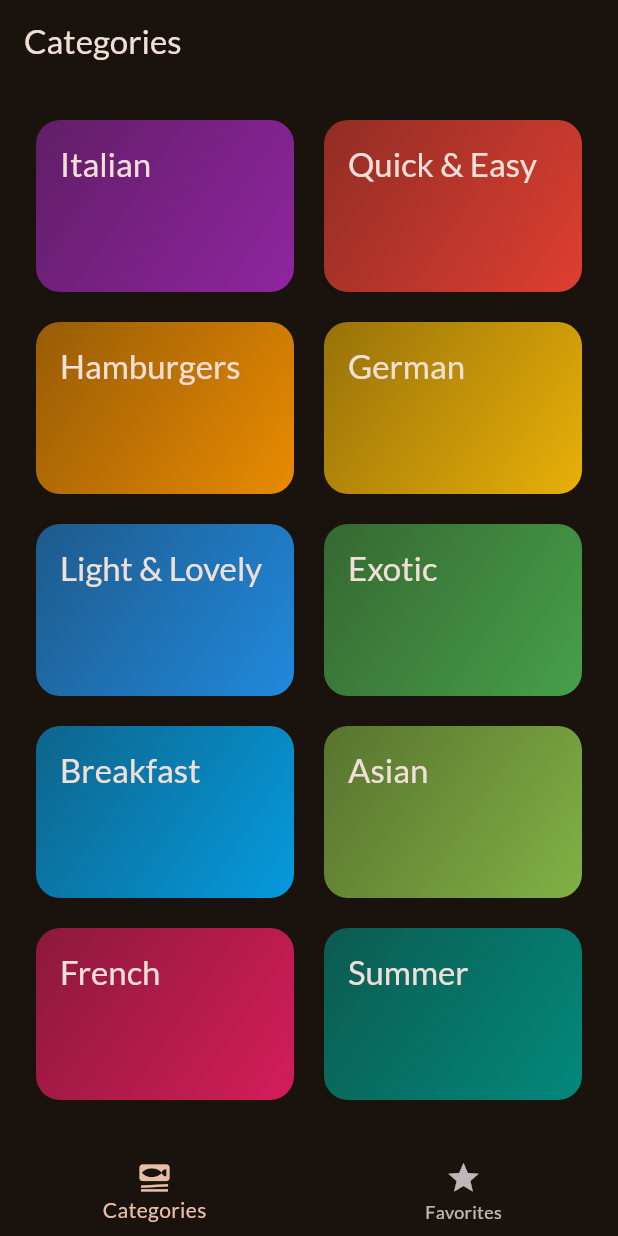
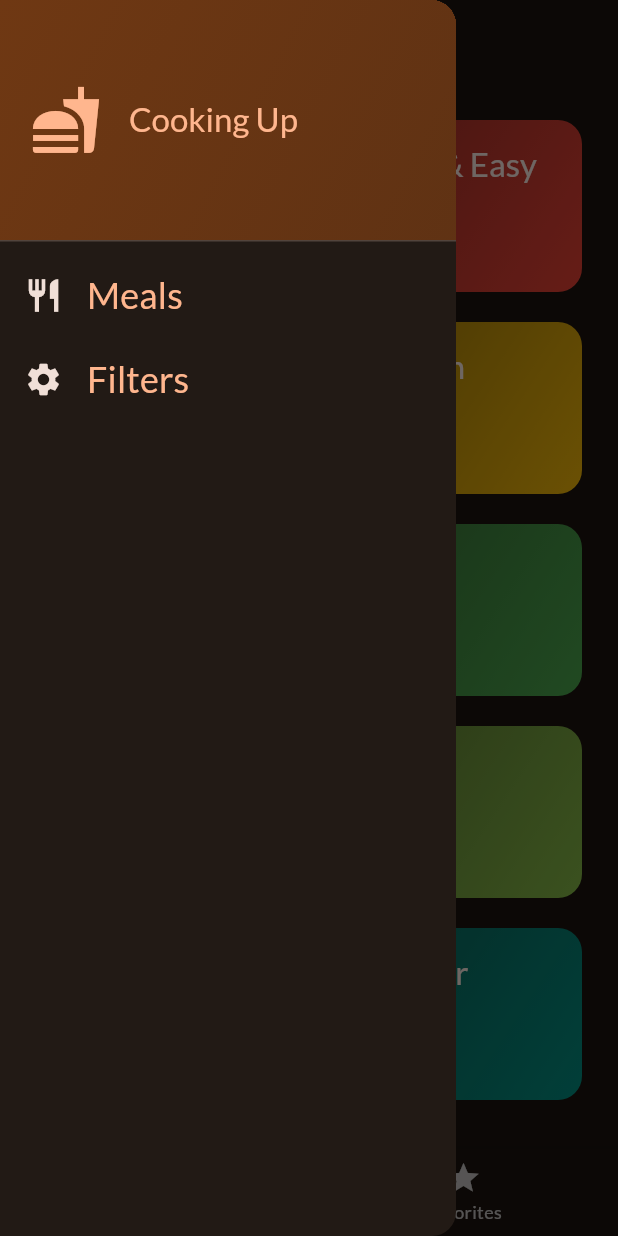
Before and after one commit to KenRamandha/meals_apps, a Flutter app: the screen it shows after launch, with the side drawer open (before the commit the screen has no drawer), on a phone screen of 412 x 824 dp. Run offline on Flutter 3.47's test engine with Material 2 defaults, Android fonts, the phone set to English and light mode, and no system bars; our stand-ins replace google_fonts, transparent_image.

Commit message:
navigating & multi-screen

```diff
--- a/lib/screen/categories.dart
+++ b/lib/screen/categories.dart
@@ -9,12 +9,14 @@ class CategoriesScreen extends StatelessWidget {
   const CategoriesScreen({
     super.key,
     required this.onToggleFavorite,
+    required this.availableMelas,
   });
 
   final void Function(Meal meal) onToggleFavorite;
+  final List<Meal> availableMelas;
 
   void _selectedCategory(BuildContext context, Categories category) {
-    final filteredMeals = dummyMeals
+    final filteredMeals = availableMelas
         .where((meal) => meal.categories.contains(category.id))
         .toList();
 
--- a/lib/screen/tabs.dart
+++ b/lib/screen/tabs.dart
@@ -1,7 +1,17 @@
 import 'package:flutter/material.dart';
+import 'package:meals_apps/data/dumy_data.dart';
 import 'package:meals_apps/models/meal.dart';
 import 'package:meals_apps/screen/categories.dart';
+import 'package:meals_apps/screen/filters.dart';
 import 'package:meals_apps/screen/meals.dart';
+import 'package:meals_apps/widgates/main_drawer.dart';
+
+const kInitialFilters = {
+  Filter.glutenFree: false,
+  Filter.lactoseFree: false,
+  Filter.vegetarian: false,
+  Filter.vegan: false,
+};
 
 class TabsScreen extends StatefulWidget {
   const TabsScreen({super.key});
@@ -15,13 +25,29 @@ class TabsScreen extends StatefulWidget {
 class _TabScreenState extends State<TabsScreen> {
   int _selectedPageIndex = 0;
   final List<Meal> _favoriteMeals = [];
+  Map<Filter, bool> _selectedFilter = kInitialFilters;
+
+  void _showInfoMassage(String massage) {
+    ScaffoldMessenger.of(context).clearSnackBars();
+    ScaffoldMessenger.of(context).showSnackBar(
+      SnackBar(
+        content: Text(massage),
+      ),
+    );
+  }
 
   void _toggleMealFavoriteStatus(Meal meal) {
     final isExisting = _favoriteMeals.contains(meal);
     if (isExisting) {
-      _favoriteMeals.remove(meal);
+      setState(() {
+        _favoriteMeals.remove(meal);
+      });
+      _showInfoMassage('Meal is no longer a favorite');
     } else {
-      _favoriteMeals.add(meal);
+      setState(() {
+        _favoriteMeals.add(meal);
+      });
+      _showInfoMassage('Marked as favorite');
     }
   }
 
@@ -31,16 +57,50 @@ class _TabScreenState extends State<TabsScreen> {
     });
   }
 
+  void _setScreen(String identifier) async {
+    Navigator.of(context).pop();
+    if (identifier == 'filters') {
+      final result = await Navigator.of(context).push<Map<Filter, bool>>(
+        MaterialPageRoute(
+          builder: (ctx) => FilterScreen(
+            currentFilters: _selectedFilter,
+          ),
+        ),
+      );
+
+      setState(() {
+        _selectedFilter = result ?? kInitialFilters;
+      });
+    }
+  }
+
   @override
   Widget build(BuildContext context) {
+    final availableMeals = dummyMeals.where((meal) {
+      if (_selectedFilter[Filter.glutenFree]! && !meal.isGlutenFree) {
+        return false;
+      }
+      if (_selectedFilter[Filter.lactoseFree]! && !meal.isLactoseFree) {
+        return false;
+      }
+      if (_selectedFilter[Filter.vegetarian]! && !meal.isVegetarian) {
+        return false;
+      }
+      if (_selectedFilter[Filter.vegan]! && !meal.isVegan) {
+        return false;
+      }
+      return true;
+    }).toList();
+
     Widget activePage = CategoriesScreen(
       onToggleFavorite: _toggleMealFavoriteStatus,
+      availableMelas: availableMeals,
     );
     var activePageTitle = 'Categories';
 
     if (_selectedPageIndex == 1) {
       activePage = MealsScreen(
-        meals: [],
+        meals: _favoriteMeals,
         onToggleFavorite: _toggleMealFavoriteStatus,
       );
       activePageTitle = 'Your Favorites';
@@ -49,6 +109,9 @@ class _TabScreenState extends State<TabsScreen> {
     return Scaffold(
       appBar: AppBar(
         title: Text(activePageTitle),
+      ),
+      drawer: MainDrawer(
+        onSelectedScreen: _setScreen,
       ),
       body: activePage,
       bottomNavigationBar: BottomNavigationBar(
--- /dev/null
+++ b/lib/widgates/main_drawer.dart
@@ -0,0 +1,89 @@
+import 'package:flutter/material.dart';
+
+class MainDrawer extends StatelessWidget {
+  const MainDrawer({
+    super.key,
+    required this.onSelectedScreen,
+  });
+
+  final void Function(String identifer) onSelectedScreen;
+
+  @override
+  Widget build(BuildContext context) {
+    // TODO: implement build
+    return Drawer(
+      child: Column(
+        children: [
+          DrawerHeader(
+            padding: const EdgeInsets.all(20),
+            decoration: BoxDecoration(
+              gradient: LinearGradient(
+                colors: [
+                  Theme.of(context).colorScheme.primaryContainer,
+                  Theme.of(context)
+                      .colorScheme
+                      .primaryContainer
+                      .withOpacity(0.8)
+                ],
+                begin: Alignment.topLeft,
+                end: Alignment.bottomRight,
+              ),
+            ),
+            child: Row(
+              children: [
+                Icon(
+                  Icons.fastfood,
+                  size: 48,
+                  color: Theme.of(context).colorScheme.primary,
+                ),
+                const SizedBox(
+                  width: 18,
+                ),
+                Text(
+                  'Cooking Up',
+                  style: Theme.of(context).textTheme.titleLarge!.copyWith(
+                        color: Theme.of(context).colorScheme.primary,
+                      ),
+                )
+              ],
+            ),
+          ),
+          ListTile(
+            leading: Icon(
+              Icons.restaurant,
+              size: 26,
+              color: Theme.of(context).colorScheme.onBackground,
+            ),
+            title: Text(
+              'Meals',
+              style: Theme.of(context).textTheme.titleSmall!.copyWith(
+                    color: Theme.of(context).colorScheme.primary,
+                    fontSize: 24,
+                  ),
+            ),
+            onTap: () {
+              onSelectedScreen('meals');
+            },
+          ),
+          ListTile(
+            leading: Icon(
+              Icons.settings,
+              size: 26,
+              color: Theme.of(context).colorScheme.onBackground,
+            ),
+            title: Text(
+              'Filters',
+              style: Theme.of(context).textTheme.titleSmall!.copyWith(
+                    color: Theme.of(context).colorScheme.primary,
+                    fontSize: 24,
+                  ),
+            ),
+            onTap: () {
+              onSelectedScreen('filters');
+            },
+          ),
+        ],
+      ),
+    );
+  }
+}
```
Also changed, not shown: lib/screen/filters.dart (added, +171 -0 lines).
